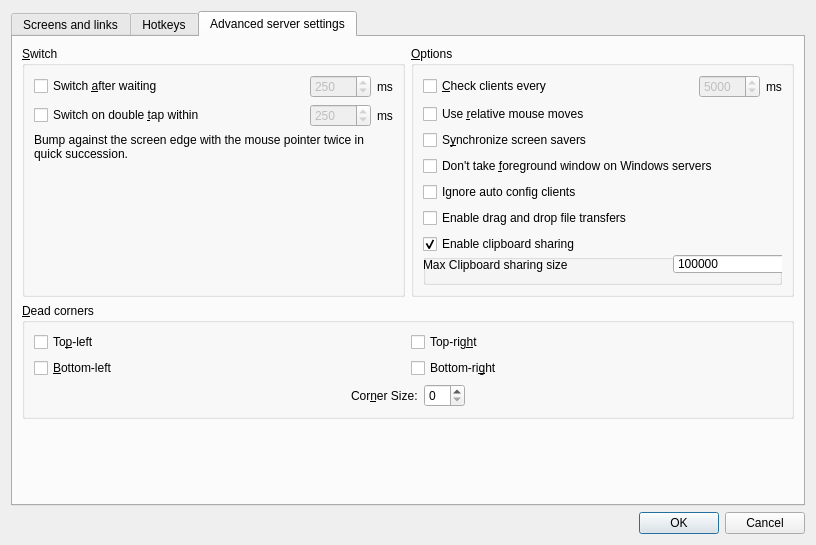
input-leap/input-leap, file src/gui/src/ServerConfigDialogBase.ui: the form before one commit.
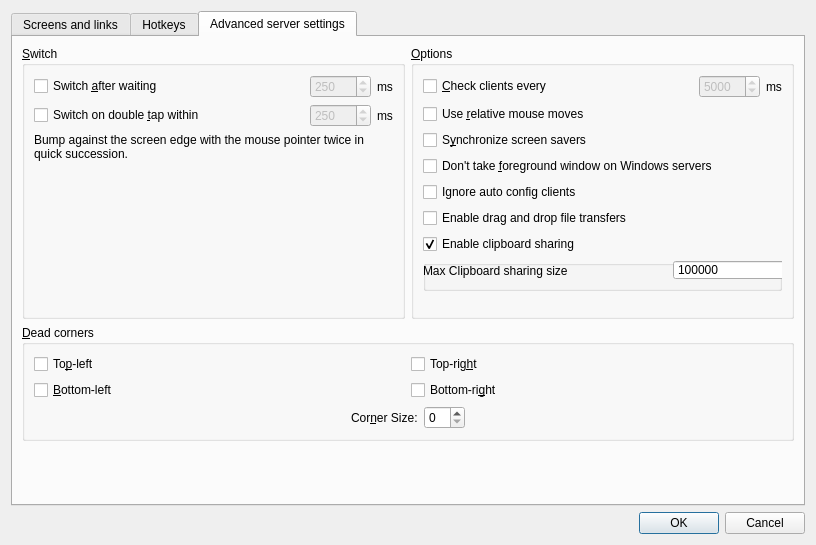
The form after the commit. The open tabs and pages were chosen to show the change. Icons and pictures are not drawn. Custom widgets are drawn as their Qt base class.

Commit message:
Update config dialog defaults and sizes
Also change row to non-duplicate value in ServerConfigDialogBase (2 rows #7)

The edit to the form file:
```diff
--- a/src/gui/src/ServerConfigDialogBase.ui
+++ b/src/gui/src/ServerConfigDialogBase.ui
@@ -556,7 +556,7 @@
             </item>
            </layout>
           </item>
-          <item row="7" column="0">
+          <item row="9" column="0">
            <spacer>
             <property name="orientation">
              <enum>Qt::Vertical</enum>
```
Left out of the diff: 2 changed lines with no effect on the pictures. The commit also changes 1 other file.
